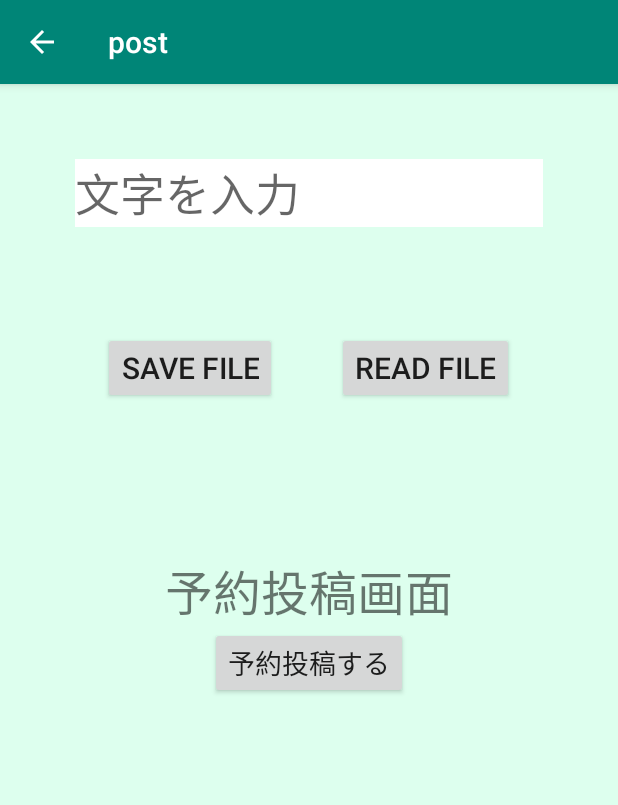
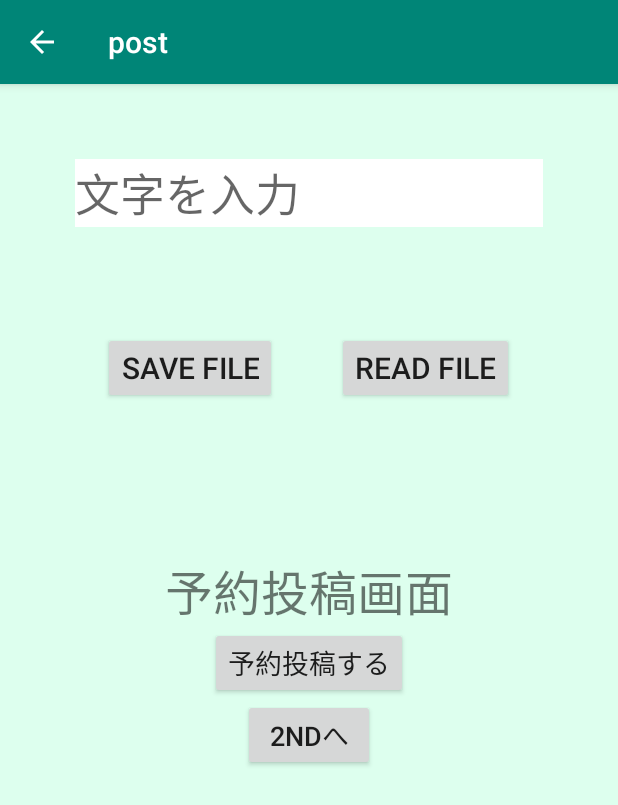
Before and after one commit to kobearen/Autopost2, an Android app: the FirstFragment screen opened directly, with no data from a screen before it, after a tap on "GOTOFIRSTFRA", on a phone screen of 412 x 824 dp. Shown: the top 805 px of the screen. Run offline under Robolectric (Android 15) with nearby library versions, the phone set to English and light mode, and no system bars; 2 other taps on this screen came first.

```diff
--- a/Autopost2/app/src/main/res/layout/fragment_first.xml
+++ b/Autopost2/app/src/main/res/layout/fragment_first.xml
@@ -68,4 +68,11 @@
             android:text="予約投稿する"
             android:textSize="18sp"
      />
+    <Button
+            android:id="@+id/toSecondButton"
+            android:layout_width="wrap_content"
+            android:layout_height="wrap_content"
+            android:text="2ndへ"
+            android:textSize="18sp"
+            />
         </LinearLayout>
--- a/Autopost2/app/src/main/res/navigation/navigation_graph.xml
+++ b/Autopost2/app/src/main/res/navigation/navigation_graph.xml
@@ -20,7 +20,7 @@
             android:name="com.example.autopost2.SecondFragment"
             android:label="fragment_second"
             tools:layout="@layout/fragment_second" >
-        <action
+        <actiongit
                 android:id="@+id/action_second_to_third"
                 app:destination="@id/thirdFragment" />
 
```
Also changed, not shown: Autopost2/app/src/main/java/com/example/autopost2/FirstFragment.kt (+27 -51 lines).
